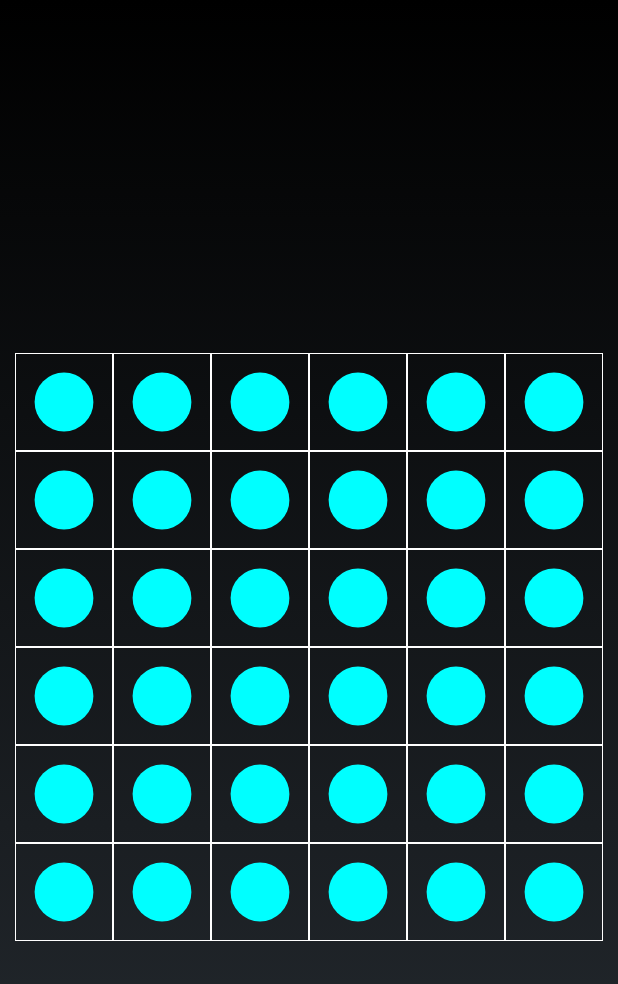
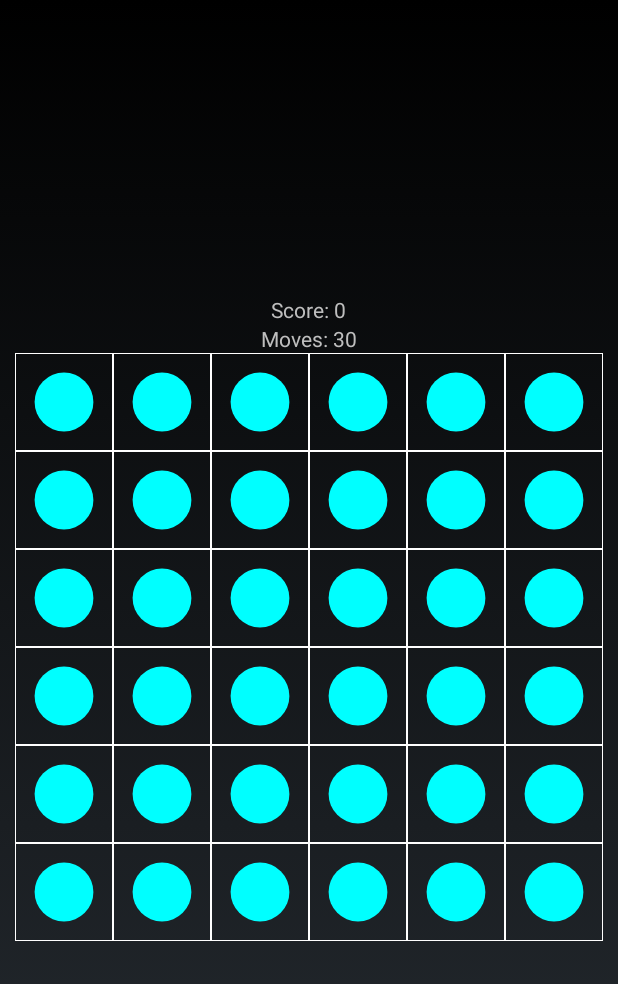
Before and after one commit to IamStony/Dots, an Android app: the PlayActivity screen opened directly, with no data from a screen before it, on a phone screen of 412 x 824 dp. Shown: the top 984 px of the screen. Run offline under Robolectric (Android 15) with nearby library versions, the phone set to English and light mode, and no system bars.

Commit message:
minor fix

```diff
--- a/app/src/main/res/layout/activity_play.xml
+++ b/app/src/main/res/layout/activity_play.xml
@@ -9,11 +9,13 @@
     <TextView
         android:id="@+id/score"
         android:layout_width="wrap_content"
-        android:layout_height="wrap_content" />
+        android:layout_height="wrap_content"
+        android:text="@string/init_score"/>
     <TextView
         android:id="@+id/moves"
         android:layout_width="wrap_content"
-        android:layout_height="wrap_content" />
+        android:layout_height="wrap_content"
+        android:text="@string/init_moves"/>
     <game.dots.Game
         android:layout_width="wrap_content"
         android:layout_height="wrap_content" />
--- a/app/src/main/res/values/strings.xml
+++ b/app/src/main/res/values/strings.xml
@@ -5,4 +5,7 @@
     <string name="settings_vibration">Vibrations</string>
     <string name="settings_gridSize">Grid Size</string>
     <string name="game_sounds">Sound</string>
+    <string name="init_score">Score: 0</string>
+    <string name="init_moves">Moves: 30</string>
+
 </resources>
```
Also changed, not shown: app/src/main/java/game/dots/Game.java (+7 -5 lines).
